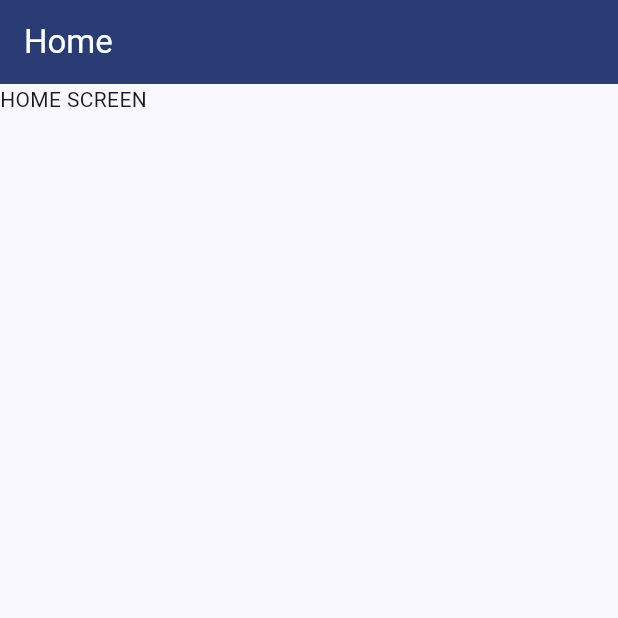
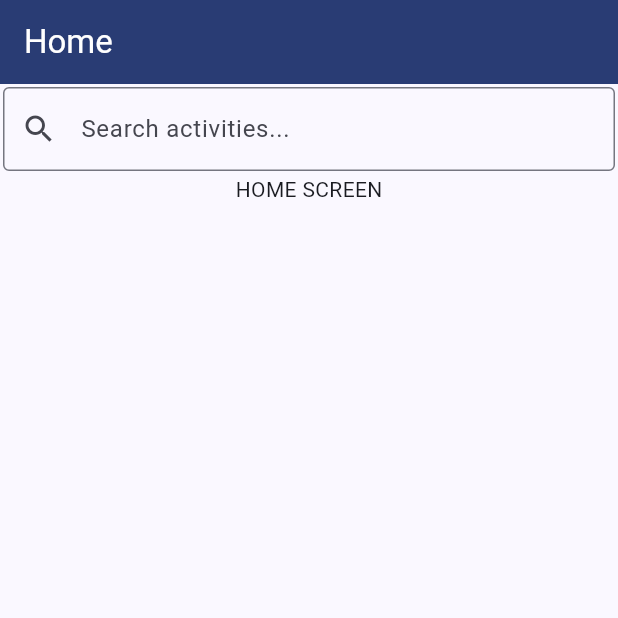
Before and after one commit to Malik333/FitnessTracker, a Flutter app: the screen it shows after launch, on a phone screen of 412 x 824 dp, the top half of it. Run offline on Flutter 3.47's test engine with Material 3 defaults, Android fonts, the phone set to English and light mode, and no system bars; our stand-ins replace cloud_firestore, firebase_core, flutter_bloc; accounts and stored records are empty.

Commit message:
add searchbar widget

```diff
--- a/lib/ui/home/home_screen.dart
+++ b/lib/ui/home/home_screen.dart
@@ -19,6 +19,22 @@ class _HomeScreenState extends State<HomeScreen> {
           actions: [
           ],
         ),
-        body: Text("HOME SCREEN"));
+        body: Column(
+          children: [
+            Padding(
+              padding: const EdgeInsets.symmetric(horizontal: 2.0, vertical: 2.0),
+              child: TextField(
+                onChanged: (text) {
+                },
+                decoration: const InputDecoration(
+                  prefixIcon: Icon(Icons.search),
+                  border: OutlineInputBorder(),
+                  hintText: 'Search activities...',
+                ),
+              ),
+            ),
+            Text("HOME SCREEN"),
+          ],
+        ));
   }
 }
```
